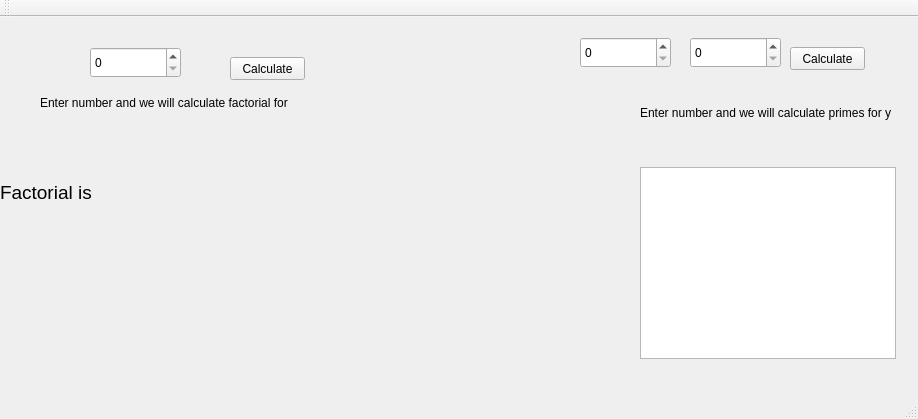
First picture: the form in mainwindow.ui, repository gaboe/facerat, before the edit.
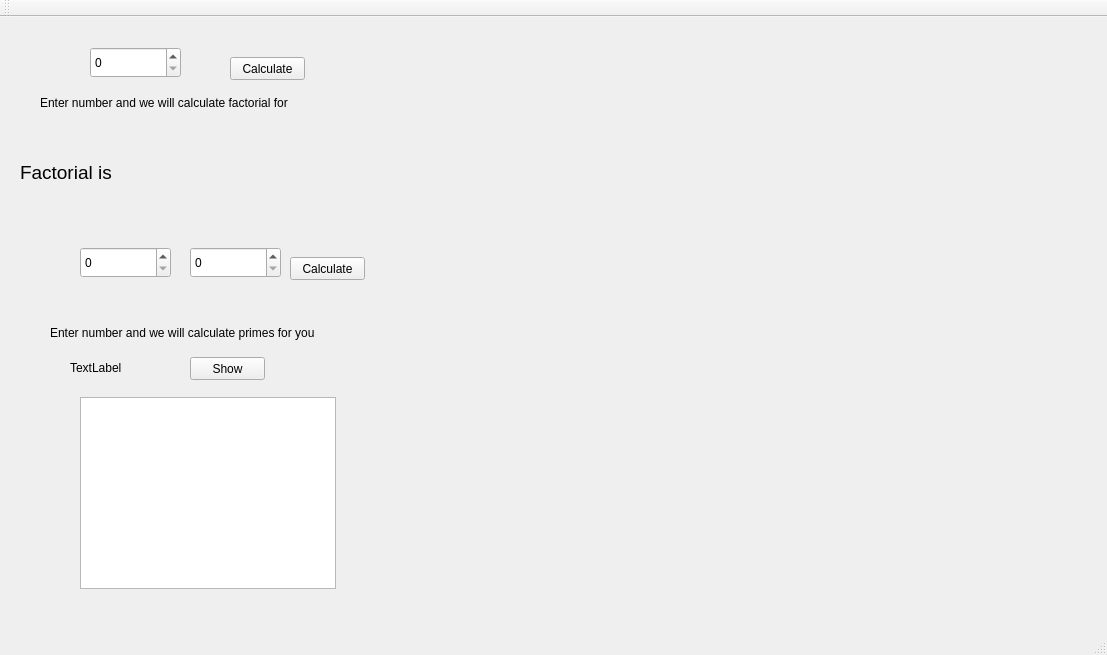
Second picture: the form after the edit.

What changed in the file:
```diff
--- a/mainwindow.ui
+++ b/mainwindow.ui
@@ -6,8 +6,8 @@
    <rect>
     <x>0</x>
     <y>0</y>
-    <width>918</width>
-    <height>419</height>
+    <width>1107</width>
+    <height>655</height>
    </rect>
   </property>
   <property name="windowTitle">
@@ -43,8 +43,8 @@
    <widget class="QLabel" name="resultLabel">
     <property name="geometry">
      <rect>
-      <x>0</x>
-      <y>130</y>
+      <x>20</x>
+      <y>110</y>
       <width>651</width>
       <height>91</height>
      </rect>
@@ -74,8 +74,8 @@
    <widget class="QSpinBox" name="eraInputUpper">
     <property name="geometry">
      <rect>
-      <x>690</x>
-      <y>20</y>
+      <x>190</x>
+      <y>230</y>
       <width>91</width>
       <height>31</height>
      </rect>
@@ -87,8 +87,8 @@
    <widget class="QPushButton" name="eraBtn">
     <property name="geometry">
      <rect>
-      <x>790</x>
-      <y>30</y>
+      <x>290</x>
+      <y>240</y>
       <width>75</width>
       <height>23</height>
      </rect>
@@ -100,9 +100,9 @@
    <widget class="QLabel" name="label_2">
     <property name="geometry">
      <rect>
-      <x>640</x>
-      <y>70</y>
-      <width>251</width>
+      <x>50</x>
+      <y>290</y>
+      <width>321</width>
       <height>51</height>
      </rect>
     </property>
@@ -113,8 +113,8 @@
    <widget class="QSpinBox" name="eraInputLower">
     <property name="geometry">
      <rect>
-      <x>580</x>
-      <y>20</y>
+      <x>80</x>
+      <y>230</y>
       <width>91</width>
       <height>31</height>
      </rect>
@@ -126,13 +126,39 @@
    <widget class="QListWidget" name="listWidget">
     <property name="geometry">
      <rect>
-      <x>640</x>
-      <y>150</y>
+      <x>80</x>
+      <y>380</y>
       <width>256</width>
       <height>192</height>
      </rect>
     </property>
    </widget>
+   <widget class="QLabel" name="eraCount">
+    <property name="geometry">
+     <rect>
+      <x>70</x>
+      <y>340</y>
+      <width>101</width>
+      <height>21</height>
+     </rect>
+    </property>
+    <property name="text">
+     <string>TextLabel</string>
+    </property>
+   </widget>
+   <widget class="QPushButton" name="eraShowBtn">
+    <property name="geometry">
+     <rect>
+      <x>190</x>
+      <y>340</y>
+      <width>75</width>
+      <height>23</height>
+     </rect>
+    </property>
+    <property name="text">
+     <string>Show</string>
+    </property>
+   </widget>
   </widget>
   <widget class="QToolBar" name="mainToolBar">
    <attribute name="toolBarArea">
```
